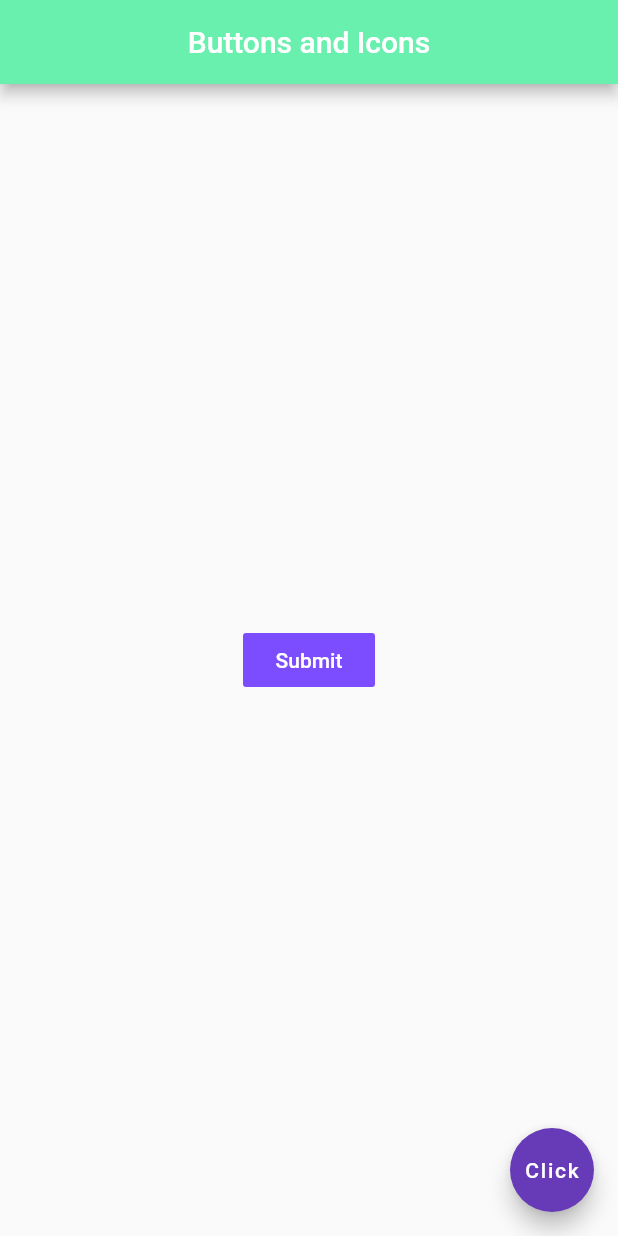
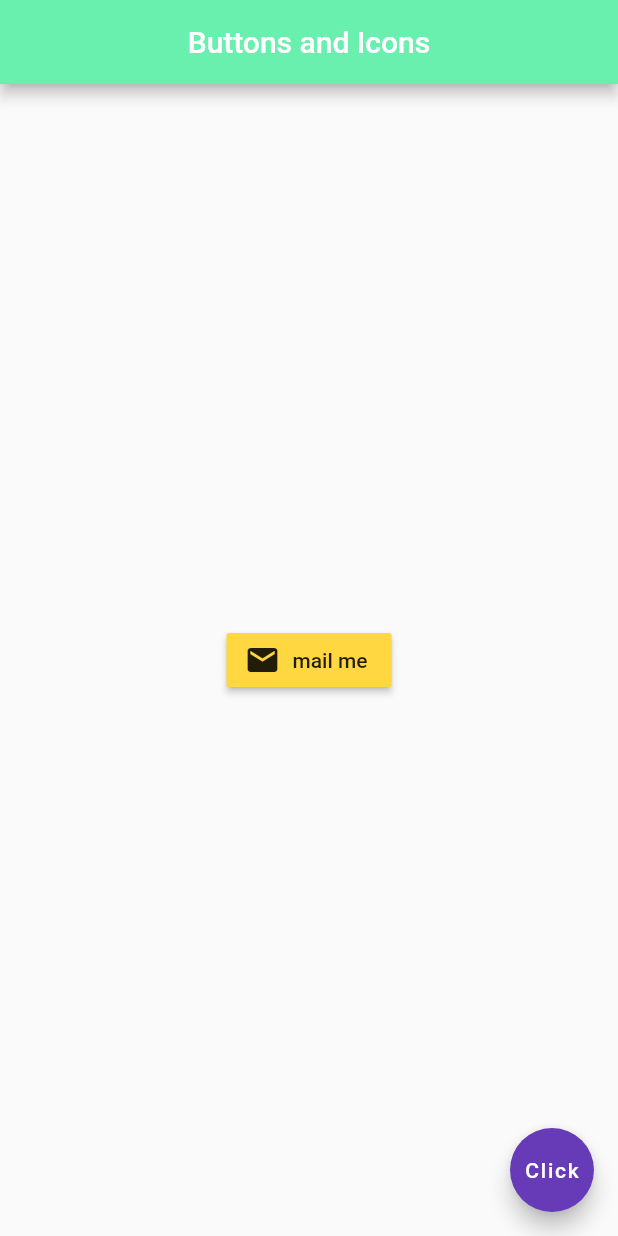
Before and after one commit to Darshana97/My_Flutter_Programms, a Flutter app: the screen it shows after launch, on a phone screen of 412 x 824 dp. Run offline on Flutter 3.47's test engine with Material 2 defaults, Android fonts, the phone set to English and light mode, and no system bars.

Commit message:
Buttons and Icons

```diff
--- a/buttons_and_icons/lib/main.dart
+++ b/buttons_and_icons/lib/main.dart
@@ -28,14 +28,23 @@ class Home extends StatelessWidget {
 //          ),
 //        ),
 
+//      body: Center(
+//        child: FlatButton(
+//          onPressed: () {
+//            print("You clicked me");
+//          },
+//          child: Text("Submit"),
+//          color: Colors.deepPurpleAccent,
+//          textColor: Colors.white,
+//        ),
+//      ),
+
       body: Center(
-        child: FlatButton(
-          onPressed: () {
-            print("You clicked me");
-          },
-          child: Text("Submit"),
-          color: Colors.deepPurpleAccent,
-          textColor: Colors.white,
+        child: RaisedButton.icon(
+          onPressed: () {},
+          icon: Icon(Icons.mail),
+          label: Text("mail me"),
+          color: Colors.amberAccent,
         ),
       ),
 
```
